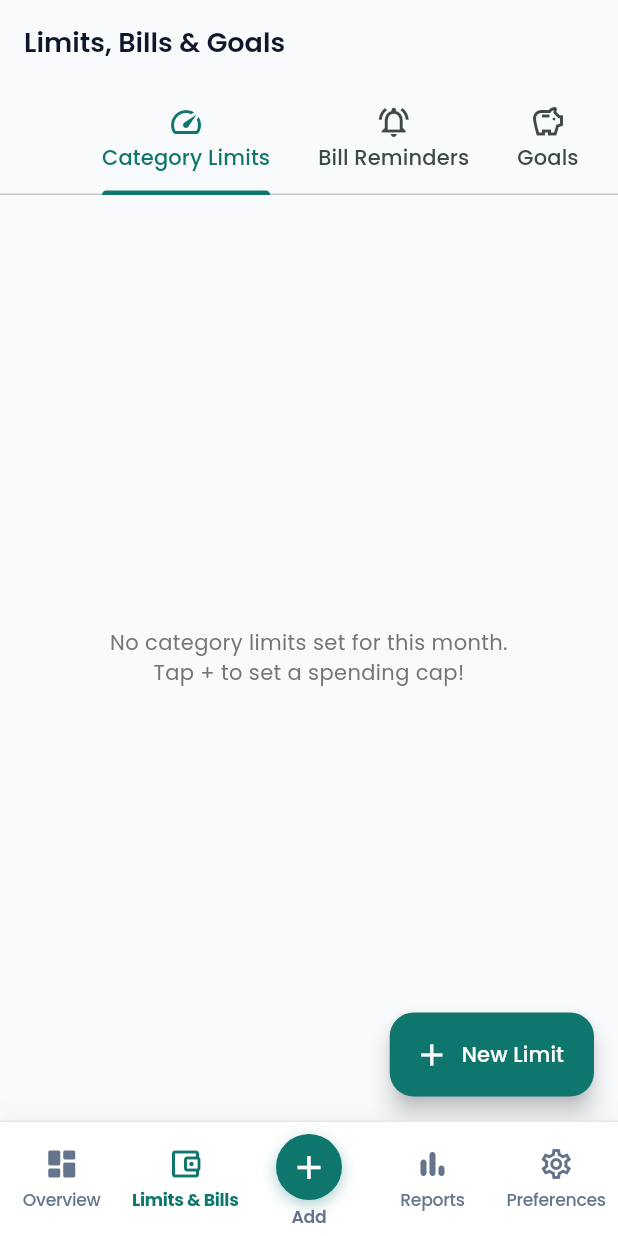
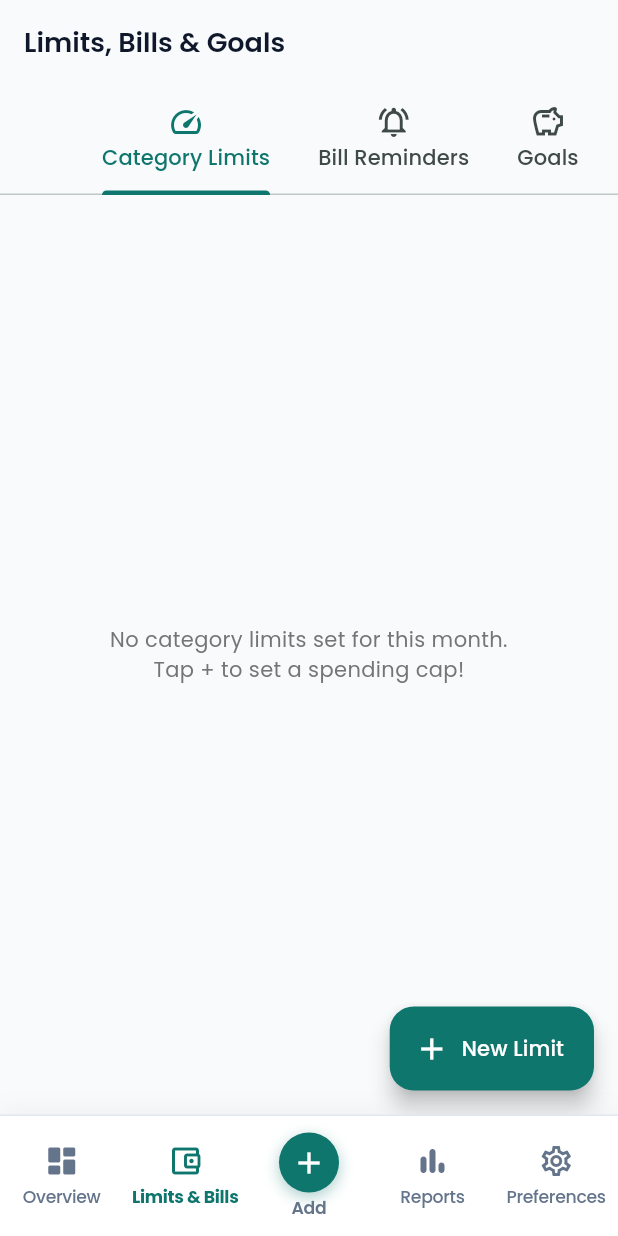
Before and after one commit to justtnikiyaa/family_budget_app, a Flutter app: the MainNavigationScreen screen opened directly with empty values, item 2 of the bottom bar chosen, on a phone screen of 412 x 824 dp. Run offline on Flutter 3.47's test engine with Material 3 defaults, Android fonts, the phone set to English and light mode, and no system bars; our stand-ins replace cloud_firestore, firebase_auth, firebase_core, google_fonts; accounts and stored records are empty; network calls fail.

Commit message:
fix(navigation): prevent RenderFlex bottom overflow in navbar

```diff
--- a/lib/screens/main_navigation.dart
+++ b/lib/screens/main_navigation.dart
@@ -75,7 +75,7 @@ class _MainNavigationScreenState extends State<MainNavigationScreen> {
         top: false,
         bottom: false,
         child: SizedBox(
-          height: 60,
+          height: 64,
           child: Row(
             mainAxisAlignment: MainAxisAlignment.spaceAround,
             crossAxisAlignment: CrossAxisAlignment.center,
@@ -174,8 +174,8 @@ class _MainNavigationScreenState extends State<MainNavigationScreen> {
           mainAxisAlignment: MainAxisAlignment.center,
           children: [
             Container(
-              width: 44,
-              height: 44,
+              width: 40,
+              height: 40,
               decoration: BoxDecoration(
                 color: const Color(0xFF0F766E),
                 shape: BoxShape.circle,
@@ -190,10 +190,10 @@ class _MainNavigationScreenState extends State<MainNavigationScreen> {
               child: const Icon(
                 Icons.add,
                 color: Colors.white,
-                size: 26,
+                size: 24,
               ),
             ),
-            const SizedBox(height: 3),
+            const SizedBox(height: 2),
             const Text(
               'Add',
               style: TextStyle(
```
